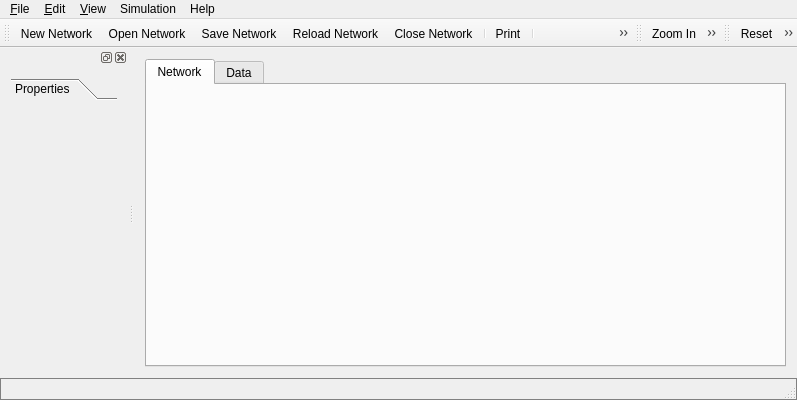
chalcolith/neurolab, file src/neurogui/mainwindow.ui: the form before one commit.
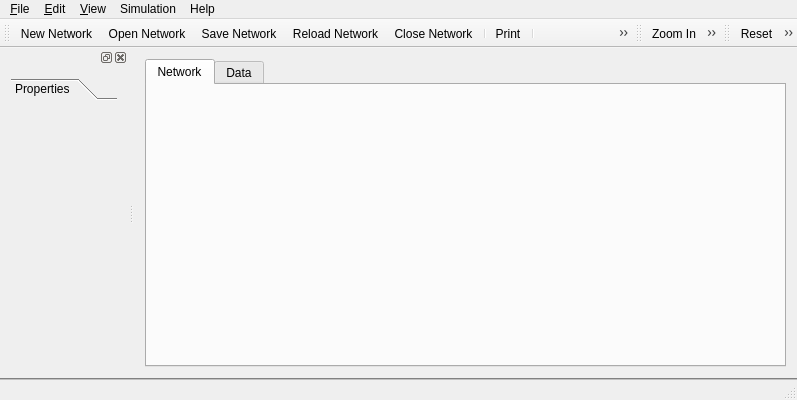
The form after the commit. Icons and pictures are not drawn.

```diff
--- a/src/neurogui/mainwindow.ui
+++ b/src/neurogui/mainwindow.ui
@@ -160,7 +160,8 @@
   <widget class="QStatusBar" name="statusBar">
    <property name="styleSheet">
     <string notr="true">QStatusBar {
-	border: 1px solid gray;
+	border-top: 2px gray;
+	border-top-style: groove;
 }</string>
    </property>
   </widget>
```
